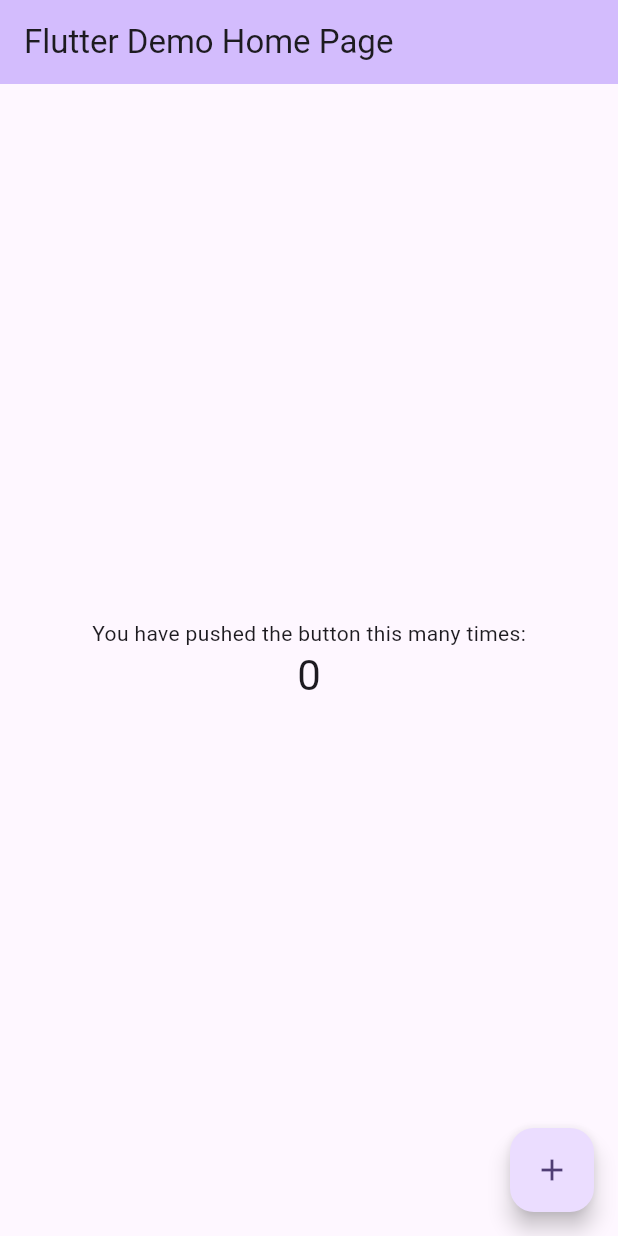
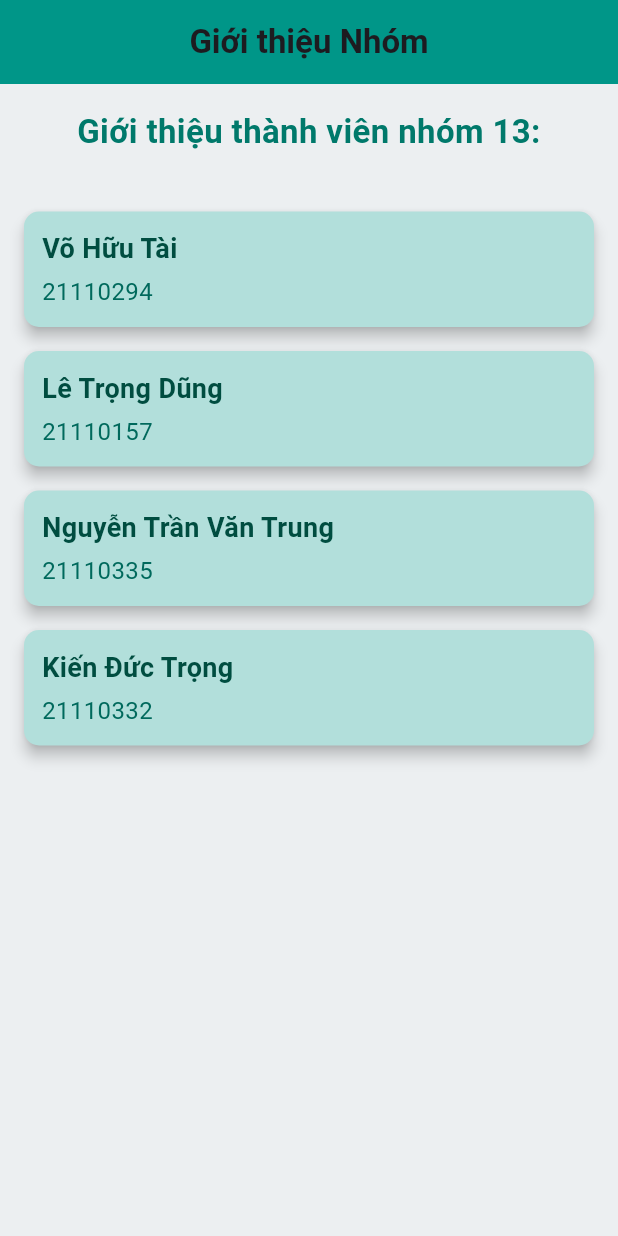
Before and after one commit to vohuutai23/flutter_app_demo, a Flutter app: the screen it shows after launch, on a phone screen of 412 x 824 dp. Run offline on Flutter 3.47's test engine with Material 3 defaults, Android fonts, the light colour scheme and no system bars.

Commit message:
bài tập flutter 01

```diff
--- /dev/null
+++ b/lib/introduction_page.dart
@@ -0,0 +1,119 @@
+import 'dart:async';
+import 'package:flutter/material.dart';
+import 'login_page.dart'; // Nhớ tạo file này ở bước sau
+
+class IntroductionPage extends StatefulWidget {
+  @override
+  _IntroductionPageState createState() => _IntroductionPageState();
+}
+
+class _IntroductionPageState extends State<IntroductionPage> {
+  @override
+  void initState() {
+    super.initState();
+    Timer(Duration(seconds: 10), () {
+      Navigator.pushReplacement(
+        context,
+        MaterialPageRoute(builder: (context) => LoginPage()),
+      );
+    });
+  }
+
+  @override
+  Widget build(BuildContext context) {
+    return Scaffold(
+      backgroundColor: Colors.blueGrey[50],
+      appBar: AppBar(
+        title: Text('Giới thiệu Nhóm', style: TextStyle(fontWeight: FontWeight.bold)),
+        backgroundColor: Colors.teal,
+        centerTitle: true,
+      ),
+      body: Padding(
+        padding: const EdgeInsets.all(16.0),
+        child: Column(
+          mainAxisAlignment: MainAxisAlignment.center,
+          children: [
+            Text(
+              'Giới thiệu thành viên nhóm 13:',
+              style: TextStyle(
+                fontSize: 22,
+                fontWeight: FontWeight.bold,
+                color: Colors.teal[700],
+              ),
+              textAlign: TextAlign.center,
+            ),
+            SizedBox(height: 30),
+            Expanded(
+              child: ListView(
+                children: [
+                  MemberInfo(
+                    name: 'Võ Hữu Tài',
+                    studentId: '21110294',
+                    color: Colors.teal[100]!,
+                  ),
+                  MemberInfo(
+                    name: 'Lê Trọng Dũng',
+                    studentId: '21110157',
+                    color: Colors.teal[100]!,
+                  ),
+                  MemberInfo(
+                    name: 'Nguyễn Trần Văn Trung',
+                    studentId: '21110335',
+                    color: Colors.teal[100]!,
+                  ),
+                  MemberInfo(
+                    name: 'Kiến Đức Trọng',
+                    studentId: '21110332',
+                    color: Colors.teal[100]!,
+                  ),
+
+                ],
+              ),
+            ),
+          ],
+        ),
+      ),
+    );
+  }
+}
+
+class MemberInfo extends StatelessWidget {
+  final String name;
+  final String studentId;
+  final Color color;
+
+  MemberInfo({
+    required this.name,
+    required this.studentId,
+    required this.color,
+  });
+
+  @override
+  Widget build(BuildContext context) {
+    return Card(
+      color: color,
+      elevation: 4,
+      margin: EdgeInsets.symmetric(vertical: 8),
+      shape: RoundedRectangleBorder(
+        borderRadius: BorderRadius.circular(10),
+      ),
+      child: Padding(
+        padding: const EdgeInsets.all(12.0),
+        child: Column(
+          crossAxisAlignment: CrossAxisAlignment.start,
+          children: [
+            Text(
+              name,
+              style: TextStyle(fontSize: 18, fontWeight: FontWeight.bold, color: Colors.teal[900]),
+            ),
+            SizedBox(height: 4),
+            Text(
+              studentId,
+              style: TextStyle(fontSize: 16, color: Colors.teal[800]),
+            ),
+          ],
+        ),
+      ),
+    );
+  }
+}
--- a/lib/main.dart
+++ b/lib/main.dart
@@ -1,37 +1,18 @@
 import 'package:flutter/material.dart';
-
+import 'introduction_page.dart';
 void main() {
-  runApp(const MyApp());
+  runApp(MyApp());
 }
 
 class MyApp extends StatelessWidget {
-  const MyApp({super.key});
-
-  // This widget is the root of your application.
   @override
   Widget build(BuildContext context) {
     return MaterialApp(
-      title: 'Flutter Demo',
+      title: 'App Manager',
       theme: ThemeData(
-        // This is the theme of your application.
-        //
-        // TRY THIS: Try running your application with "flutter run". You'll see
-        // the application has a purple toolbar. Then, without quitting the app,
-        // try changing the seedColor in the colorScheme below to Colors.green
-        // and then invoke "hot reload" (save your changes or press the "hot
-        // reload" button in a Flutter-supported IDE, or press "r" if you used
-        // the command line to start the app).
-        //
-        // Notice that the counter didn't reset back to zero; the application
-        // state is not lost during the reload. To reset the state, use hot
-        // restart instead.
-        //
-        // This works for code too, not just values: Most code changes can be
-        // tested with just a hot reload.
-        colorScheme: ColorScheme.fromSeed(seedColor: Colors.deepPurple),
-        useMaterial3: true,
+        primarySwatch: Colors.blue,
       ),
-      home: const MyHomePage(title: 'Flutter Demo Home Page'),
+      home: IntroductionPage(),
     );
   }
 }
```
Also changed, not shown: lib/login_page.dart (added, +99 -0 lines).
